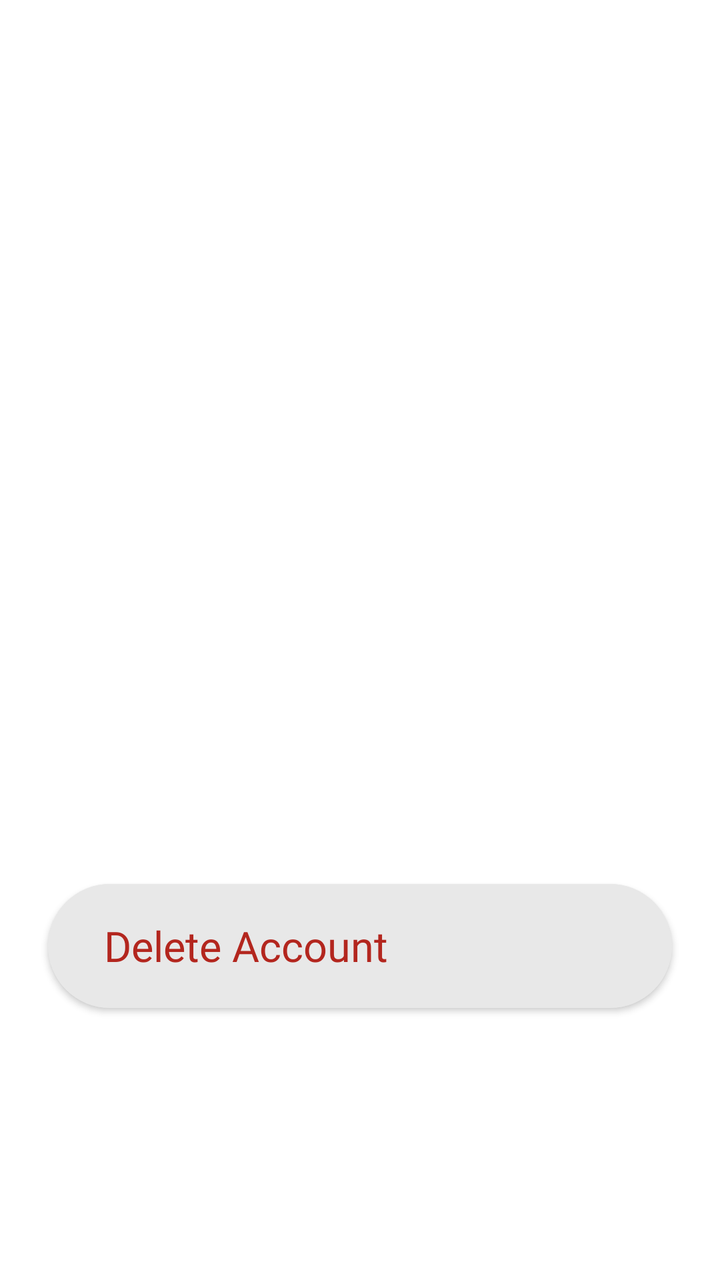
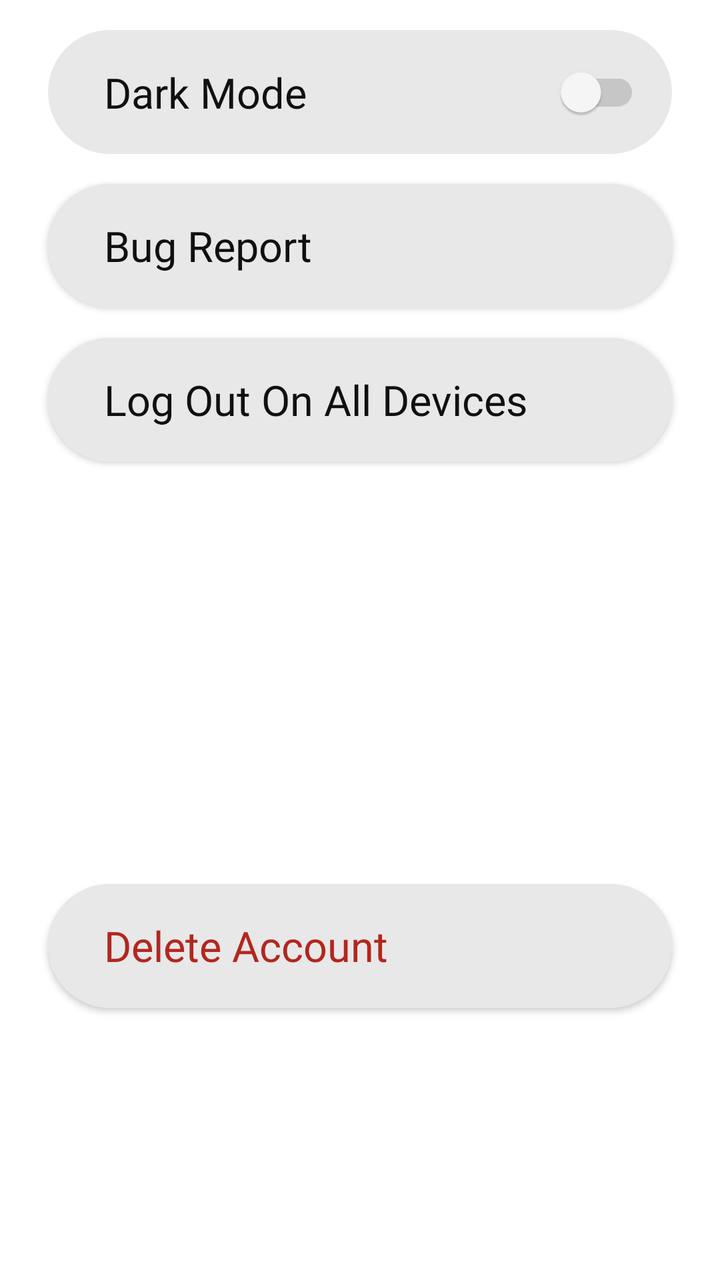

An Android layout rendered at two revisions. The XML below is the earlier revision; the diff shows what the commit changed to produce the second picture.
<!-- AndroidManifest.xml: application theme Theme.MyApplication_Java -->
<!-- res/layout/fragment_settings.xml -->
<?xml version="1.0" encoding="utf-8"?>
<androidx.constraintlayout.widget.ConstraintLayout xmlns:android="http://schemas.android.com/apk/res/android"
    xmlns:app="http://schemas.android.com/apk/res-auto"
    android:id="@+id/settings_root"
    android:layout_width="match_parent"
    android:layout_height="match_parent"
    android:background="@color/surface">

    

    <androidx.constraintlayout.widget.ConstraintLayout
        android:id="@+id/dark_mode_row"
        android:layout_width="0dp"
        android:layout_height="62dp"
        android:layout_marginStart="24dp"
        android:layout_marginTop="15dp"
        android:layout_marginEnd="24dp"
        android:background="@drawable/settings_button_background"
        android:clickable="true"
        android:focusable="true"
        android:paddingStart="28dp"
        android:paddingEnd="16dp"
        app:layout_constraintEnd_toEndOf="parent"
        app:layout_constraintStart_toStartOf="parent"
        app:layout_constraintTop_toBottomOf="parent">

        <TextView
            android:id="@+id/dark_mode_label"
            android:layout_width="wrap_content"
            android:layout_height="wrap_content"
            android:fontFamily="@font/inter_bold"
            android:labelFor="@id/dark_mode_switch"
            android:text="@string/settings_dark_mode"
            android:textColor="@color/text_primary"
            android:textSize="21sp"
            app:layout_constraintBottom_toBottomOf="parent"
            app:layout_constraintStart_toStartOf="parent"
            app:layout_constraintTop_toTopOf="parent" />

        <com.google.android.material.switchmaterial.SwitchMaterial
            android:id="@+id/dark_mode_switch"
            android:layout_width="wrap_content"
            android:layout_height="wrap_content"
            android:minWidth="64dp"
            android:minHeight="48dp"
            app:layout_constraintBottom_toBottomOf="parent"
            app:layout_constraintEnd_toEndOf="parent"
            app:layout_constraintTop_toTopOf="parent"
            app:thumbTint="@color/settings_switch_thumb"
            app:trackTint="@color/settings_switch_track"
            app:useMaterialThemeColors="false" />
    </androidx.constraintlayout.widget.ConstraintLayout>

    <com.google.android.material.button.MaterialButton
        android:id="@+id/bug_report"
        style="@style/text_style"
        android:layout_width="0dp"
        android:layout_height="62dp"
        android:layout_marginStart="24dp"
        android:layout_marginTop="15dp"
        android:layout_marginEnd="24dp"
        android:backgroundTint="@color/surface_container"
        android:gravity="center_vertical|start"
        android:insetBottom="0dp"
        android:insetTop="0dp"
        android:letterSpacing="0"
        android:paddingStart="28dp"
        android:paddingEnd="28dp"
        android:text="@string/settings_bug_report"
        android:textColor="@color/text_primary"
        android:textSize="21sp"
        app:cornerRadius="31dp"
        app:layout_constraintEnd_toEndOf="parent"
        app:layout_constraintStart_toStartOf="parent"
        app:layout_constraintTop_toBottomOf="@+id/dark_mode_row" />

    <com.google.android.material.button.MaterialButton
        android:id="@+id/logout_all_devices_button"
        style="@style/text_style"
        android:layout_width="0dp"
        android:layout_height="62dp"
        android:layout_marginStart="24dp"
        android:layout_marginTop="15dp"
        android:layout_marginEnd="24dp"
        android:backgroundTint="@color/surface_container"
        android:gravity="center_vertical|start"
        android:insetBottom="0dp"
        android:insetTop="0dp"
        android:letterSpacing="0"
        android:paddingStart="28dp"
        android:paddingEnd="28dp"
        android:text="@string/settings_logout_all_devices"
        android:textColor="@color/text_primary"
        android:textSize="21sp"
        app:cornerRadius="31dp"
        app:layout_constraintEnd_toEndOf="parent"
        app:layout_constraintStart_toStartOf="parent"
        app:layout_constraintTop_toBottomOf="@+id/bug_report" />

    <com.google.android.material.button.MaterialButton
        android:id="@+id/delete_account_button"
        style="@style/text_style"
        android:layout_width="0dp"
        android:layout_height="62dp"
        android:layout_marginStart="24dp"
        android:layout_marginEnd="24dp"
        android:layout_marginBottom="136dp"
        android:backgroundTint="@color/surface_container"
        android:gravity="center_vertical|start"
        android:insetBottom="0dp"
        android:insetTop="0dp"
        android:letterSpacing="0"
        android:paddingStart="28dp"
        android:paddingEnd="28dp"
        android:text="@string/settings_delete_account"
        android:textColor="@color/danger"
        android:textSize="21sp"
        app:cornerRadius="31dp"
        app:layout_constraintBottom_toBottomOf="parent"
        app:layout_constraintEnd_toEndOf="parent"
        app:layout_constraintStart_toStartOf="parent" />


</androidx.constraintlayout.widget.ConstraintLayout>
<!-- resources referenced by this layout -->
<resources>
  <color name="danger">#FFB3261E</color>
  <color name="surface">#FFFFFFFF</color>
  <color name="surface_container">#FFE8E8E8</color>
  <color name="text_primary">#FF101010</color>
  <!-- drawable settings_button_background (drawable) -->
  <?xml version="1.0" encoding="utf-8"?>
  <shape xmlns:android="http://schemas.android.com/apk/res/android">
      <solid android:color="@color/surface_container" />
      <corners android:radius="31dp" />
  </shape>
  <string name="settings_bug_report">Bug Report</string>
  <string name="settings_dark_mode">Dark Mode</string>
  <string name="settings_delete_account">Delete Account</string>
  <string name="settings_logout_all_devices">Log Out On All Devices</string>
  <style name="text_style" parent="Widget.MaterialComponents.Button">
          <item name="android:fontFamily">@font/inter_bold</item>
          <item name="android:textAllCaps">false</item>
      </style>
  <style name="Theme.MyApplication_Java" parent="Theme.MaterialComponents.DayNight.NoActionBar">
          
          <item name="colorPrimary">@color/text_primary</item>
          <item name="colorPrimaryVariant">@color/text_primary</item>
          <item name="colorOnPrimary">@color/text_on_inverse</item>
          <item name="colorSecondary">@color/text_primary</item>
          <item name="colorSecondaryVariant">@color/text_primary</item>
          <item name="colorOnSecondary">@color/text_on_inverse</item>
  
          
          <item name="android:windowBackground">@color/surface</item>
          <item name="colorSurface">@color/surface_container</item>
          <item name="colorOnSurface">@color/text_primary</item>
          <item name="colorError">@color/danger</item>
          <item name="colorOnError">@color/text_on_inverse</item>
  
          <item name="android:textColorPrimary">@color/text_primary</item>
          <item name="android:textColorSecondary">@color/text_muted</item>
          <item name="android:textColorHint">@color/text_hint</item>
  
          
          <item name="android:statusBarColor">@android:color/transparent</item>
          <item name="android:navigationBarColor">@android:color/transparent</item>
      </style>
  <color name="text_on_inverse">#FFFFFFFF</color>
  <color name="text_muted">#FF5F5D5D</color>
  <color name="text_hint">#FF8A8A8A</color>
</resources>

<!-- the commit's change to res/layout/fragment_settings.xml (unified diff, before → after) -->
@@ -22,7 +22,7 @@
         android:paddingEnd="16dp"
         app:layout_constraintEnd_toEndOf="parent"
         app:layout_constraintStart_toStartOf="parent"
-        app:layout_constraintTop_toBottomOf="parent">
+        app:layout_constraintTop_toTopOf="parent">
 
         <TextView
             android:id="@+id/dark_mode_label"
